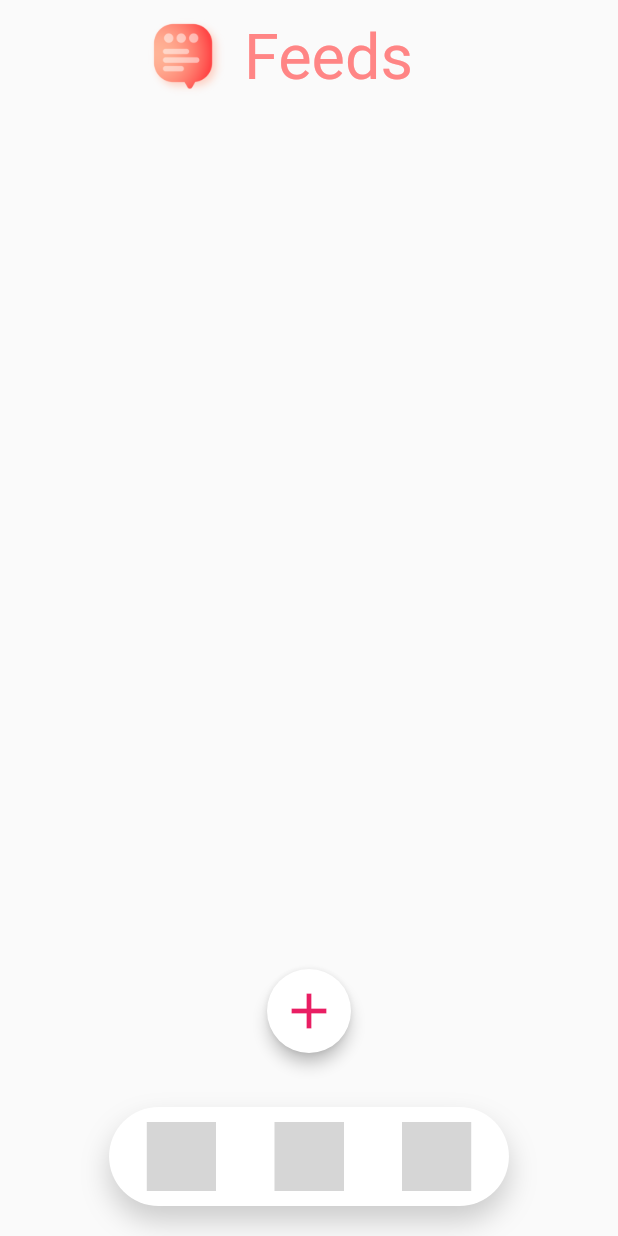
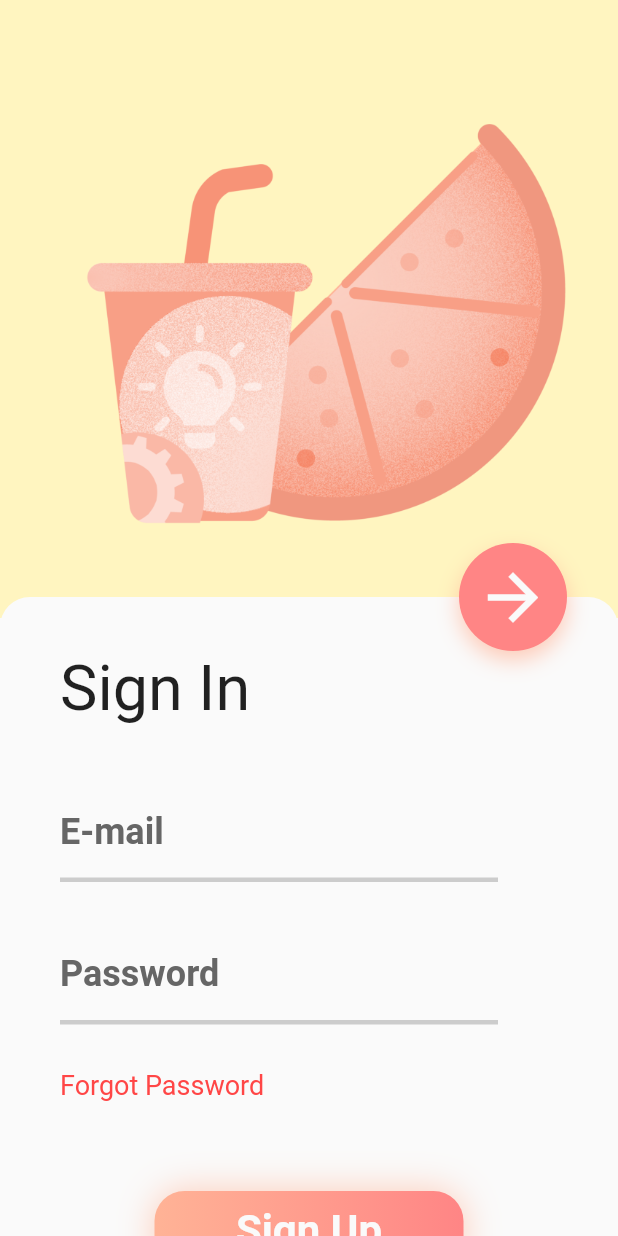
Before and after one commit to ajay963/BitsFeeds, a Flutter app: the screen it shows after launch, on a phone screen of 412 x 824 dp. Run offline on Flutter 3.47's test engine with Material 2 defaults, Android fonts, the phone set to English and light mode, and no system bars; drawn by our look-alikes of flare_flutter; our stand-ins replace table_calendar; grey boxes are pictures that could not be loaded.

Commit message:
developed logIn page And formUiWidget

```diff
--- a/lib/main.dart
+++ b/lib/main.dart
@@ -1,3 +1,4 @@
+import 'package:bits_news/screens/logInPage.dart';
 import 'package:flutter/material.dart';
 import 'package:provider/provider.dart';
 import 'modals/navBar.dart';
@@ -11,14 +12,14 @@ void main() {
 class MyApp extends StatelessWidget {
   @override
   Widget build(BuildContext context) {
-    return MaterialApp(
-      home: Scaffold(
-        body: MultiProvider(
-          providers: [
-            ChangeNotifierProvider(create: (context) => CustomNavBar()),
-            ChangeNotifierProvider(create: (context) => CustomStyles()),
-          ],
-          child: Home(),
+    return MultiProvider(
+      providers: [
+        ChangeNotifierProvider(create: (context) => CustomNavBar()),
+        ChangeNotifierProvider(create: (context) => CustomStyles()),
+      ],
+      child: MaterialApp(
+        home: Scaffold(
+          body: LoginPage(),
         ),
       ),
     );
--- a/lib/modals/styles.dart
+++ b/lib/modals/styles.dart
@@ -2,4 +2,14 @@ import 'package:flutter/material.dart';
 
 class CustomStyles with ChangeNotifier {
   double imageSize = 76;
+
+  final InputDecoration inputFieldDecoration = InputDecoration(
+    labelText: 'E-mail',
+    labelStyle: TextStyle(
+        fontSize: 24, color: Color(0xff666666), fontWeight: FontWeight.bold),
+    enabledBorder: UnderlineInputBorder(
+      borderSide: BorderSide(
+          width: 3, color: Color(0xffCCCCCC), style: BorderStyle.solid),
+    ),
+  );
 }
--- a/lib/screens/events.dart
+++ b/lib/screens/events.dart
@@ -63,15 +63,21 @@ class _CalenderState extends State<Calender> {
       height: MediaQuery.of(context).size.height * 0.5,
       width: MediaQuery.of(context).size.width - 40,
       decoration: BoxDecoration(
-        color: Colors.grey[50],
+        gradient: LinearGradient(
+            colors: [korgShade1, korgShade2],
+            begin: Alignment.topCenter,
+            end: Alignment.bottomCenter),
         borderRadius: BorderRadius.circular(20),
         boxShadow: [
           BoxShadow(
-              color: Color(0x30000000), offset: Offset(0, 0), blurRadius: 16)
+              color: Color(0x50FFB396), offset: Offset(0, 0), blurRadius: 20)
         ],
       ),
-      child:
-          Center(child: TableCalendar(calendarController: _calendarController)),
+      child: Center(
+          child: TableCalendar(
+        calendarController: _calendarController,
+        calendarStyle: CalendarStyle(selectedColor: korgShade3),
+      )),
     );
   }
 }
--- /dev/null
+++ b/lib/screens/logInPage.dart
@@ -0,0 +1,110 @@
+import 'package:bits_news/component/constants.dart';
+import 'package:bits_news/screens/homeScreen.dart';
+import 'package:bits_news/widgets/formUi.dart';
+import 'package:flutter/material.dart';
+
+class LoginPage extends StatelessWidget {
+  @override
+  Widget build(BuildContext context) {
+    return InputFormUI(
+      child: SomeThings(),
+    );
+  }
+}
+
+class SomeThings extends StatelessWidget {
+  @override
+  Widget build(BuildContext context) {
+    return Container(
+        margin: EdgeInsets.only(left: 40, right: 40),
+        child: Column(
+          mainAxisAlignment: MainAxisAlignment.start,
+          crossAxisAlignment: CrossAxisAlignment.start,
+          children: [
+            Text('Sign In', style: TextStyle(fontSize: 42)),
+            Container(
+              margin: EdgeInsets.only(top: 40, right: 40),
+              child: TextField(
+                keyboardType: TextInputType.emailAddress,
+                decoration: InputDecoration(
+                  labelText: 'E-mail',
+                  labelStyle: TextStyle(
+                      fontSize: 24,
+                      color: Color(0xff666666),
+                      fontWeight: FontWeight.bold),
+
+                  //prefixIcon: Icon(Icons.email_rounded),
+                  enabledBorder: UnderlineInputBorder(
+                    borderSide: BorderSide(
+                        width: 3,
+                        color: Color(0xffCCCCCC),
+                        style: BorderStyle.solid),
+                  ),
+                ),
+              ),
+            ),
+            Container(
+              margin: EdgeInsets.only(top: 30, right: 40),
+              child: TextField(
+                keyboardType: TextInputType.visiblePassword,
+                decoration: InputDecoration(
+                  labelText: 'Password',
+                  labelStyle: TextStyle(
+                      fontSize: 24,
+                      color: Color(0xff666666),
+                      fontWeight: FontWeight.bold),
+
+                  //prefixIcon: Icon(Icons.email_rounded),
+                  enabledBorder: UnderlineInputBorder(
+                    borderSide: BorderSide(
+                        width: 3,
+                        color: Color(0xffCCCCCC),
+                        style: BorderStyle.solid),
+                  ),
+                ),
+              ),
+            ),
+            Container(
+              margin: EdgeInsets.only(top: 30),
+              child: Text(
+                'Forgot Password',
+                style: TextStyle(fontSize: 18, color: korgShade4),
+              ),
+            ),
+            GestureDetector(
+              onTap: () {
+                Navigator.push(
+                    context, MaterialPageRoute(builder: (context) => Home()));
+              },
+              child: Center(
+                child: Container(
+                  alignment: Alignment.center,
+                  margin: EdgeInsets.only(top: 60),
+                  padding: EdgeInsets.symmetric(horizontal: 30, vertical: 10),
+                  width: MediaQuery.of(context).size.width * 0.5,
+                  decoration: BoxDecoration(
+                      borderRadius: BorderRadius.circular(20),
+                      gradient: LinearGradient(
+                          colors: [korgShade2, korgShade3],
+                          begin: Alignment.topLeft,
+                          end: Alignment.topRight),
+                      boxShadow: [
+                        BoxShadow(
+                            color: Color(0xaaFFB396),
+                            offset: Offset(0, 0),
+                            blurRadius: 20)
+                      ]),
+                  child: Text(
+                    'Sign Up',
+                    style: TextStyle(
+                        fontSize: 28,
+                        fontWeight: FontWeight.bold,
+                        color: Colors.grey[50]),
+                  ),
+                ),
+              ),
+            ),
+          ],
+        ));
+  }
+}
--- /dev/null
+++ b/lib/widgets/formUi.dart
@@ -0,0 +1,90 @@
+import 'package:bits_news/component/constants.dart';
+import 'package:flutter/material.dart';
+
+class InputFormUI extends StatelessWidget {
+  final Widget child;
+  InputFormUI({this.child});
+  @override
+  Widget build(BuildContext context) {
+    return ScrollConfiguration(
+      behavior: ScrollBehavior(),
+      child: GlowingOverscrollIndicator(
+        axisDirection: AxisDirection.down,
+        color: Colors.orange,
+        child: SingleChildScrollView(
+          // physics: ScrollPhysics(),
+          child: Container(
+            width: MediaQuery.of(context).size.width,
+            child: Stack(
+              alignment: AlignmentDirectional.topStart,
+              children: [
+                Image.asset(
+                  'assets/png/lemonBG.png',
+                  height: MediaQuery.of(context).size.width,
+                  width: MediaQuery.of(context).size.width,
+                  fit: BoxFit.cover,
+                ),
+                Container(
+                  // subtracted 50 because image width is same
+                  margin: EdgeInsets.only(
+                      top: MediaQuery.of(context).size.width - 50),
+                  width: MediaQuery.of(context).size.width,
+                  color: Color(0x000efafe),
+                  child: Stack(children: [
+                    Container(
+                      // this is not useless container rather it provides the
+                      // overflow forward button
+
+                      margin: EdgeInsets.only(top: 36),
+                      height: 300,
+                      width: MediaQuery.of(context).size.width,
+                      decoration: BoxDecoration(
+                          color: Colors.grey[50],
+                          borderRadius: BorderRadius.circular(20)),
+                    ),
+                    Container(
+                      // margin: EdgeInsets.only(top: 30),
+                      width: MediaQuery.of(context).size.width,
+                      color: Color(0x00AAAAAA),
+                      child: Column(
+                        mainAxisAlignment: MainAxisAlignment.start,
+                        children: [
+                          Container(
+                            margin: EdgeInsets.only(
+                                left: MediaQuery.of(context).size.width - 140),
+                            decoration: BoxDecoration(
+                                borderRadius: BorderRadius.circular(60),
+                                boxShadow: [
+                                  BoxShadow(
+                                      color: Color(0xaaFFB396),
+                                      offset: Offset(0, 6),
+                                      blurRadius: 12)
+                                ]),
+                            child: CircleAvatar(
+                              radius: 36,
+                              backgroundColor: korgShade3,
+                              child: Center(
+                                child: Icon(
+                                  Icons.arrow_forward,
+                                  color: Colors.grey[50],
+                                  size: 50,
+                                ),
+                              ),
+                            ),
+                          ),
+                          Container(
+                            child: child,
+                          )
+                        ],
+                      ),
+                    )
+                  ]),
+                )
+              ],
+            ),
+          ),
+        ),
+      ),
+    );
+  }
+}
```
Also changed, not shown: assets/png/lemonBG.png (added), 3 other files.
